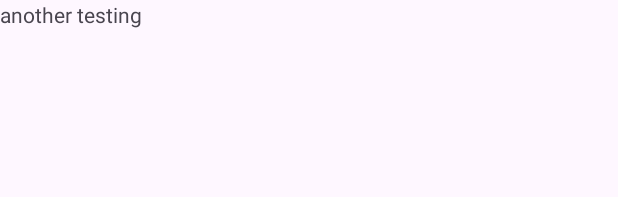
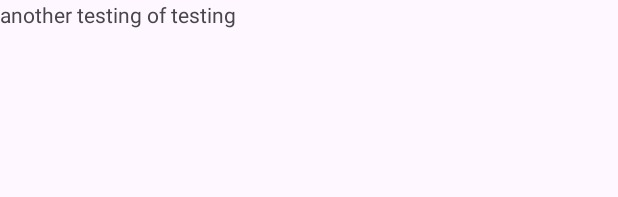
Before and after one commit to bruhhhyannnn/Lala-Bus, an Android app: the layout activity_main.xml on its own in the app's theme, with its tools: preview values and no code run, on a phone screen of 412 x 824 dp. Shown: the top 197 px of the screen. Run offline under Robolectric (Android 15) with nearby library versions, the phone set to English and light mode, and no system bars.

Commit message:
testing repo again (3)

```diff
--- a/app/src/main/res/layout/activity_main.xml
+++ b/app/src/main/res/layout/activity_main.xml
@@ -19,7 +19,7 @@
         <TextView
             android:layout_width="wrap_content"
             android:layout_height="wrap_content"
-            android:text="another testing"/>
+            android:text="another testing of testing"/>
     </FrameLayout>
 
     <com.google.android.material.bottomnavigation.BottomNavigationView
```
